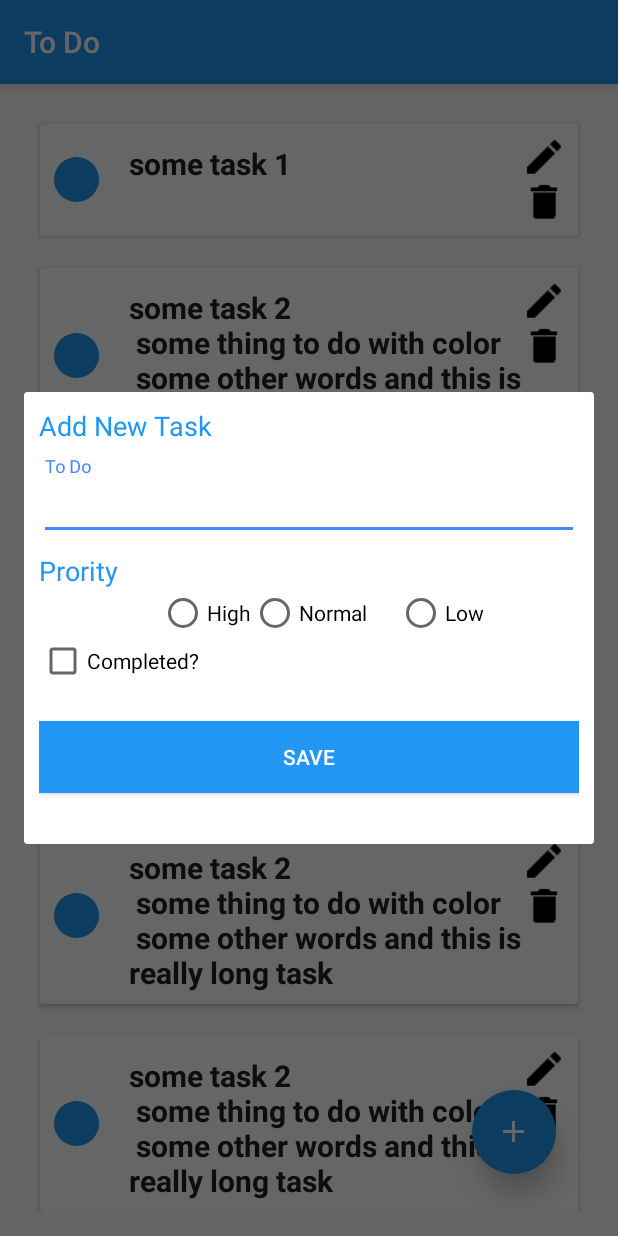
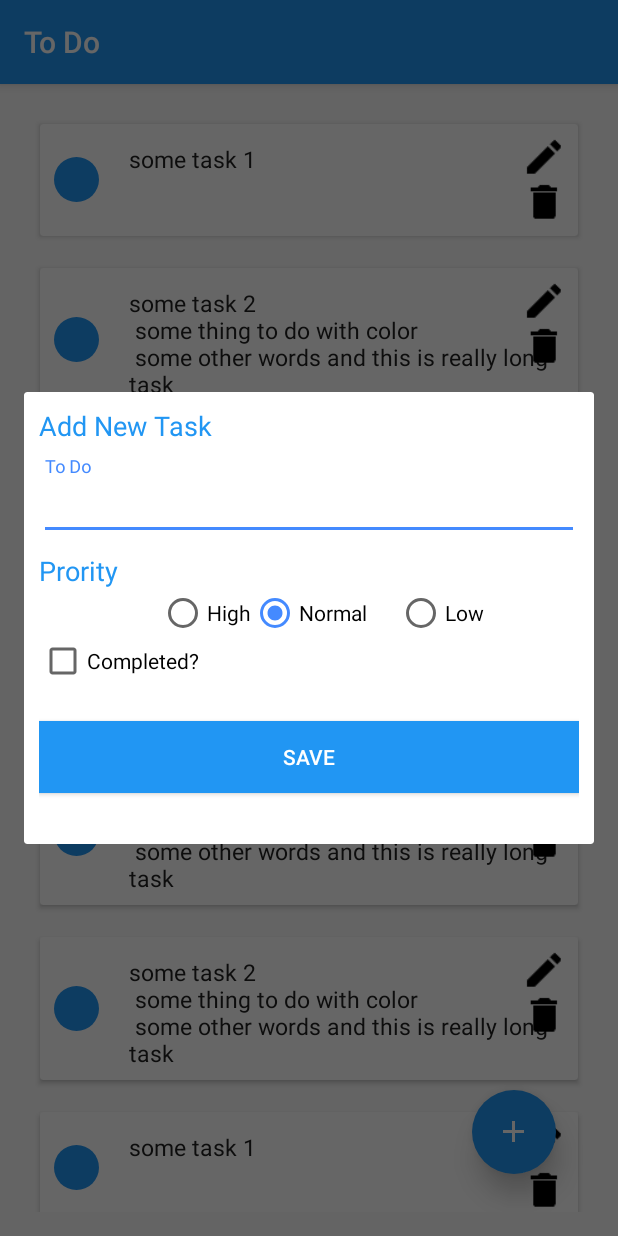
Before and after one commit to deepmehtait/To-Do-Android-Material, an Android app: the screen it shows after launch (MainActivity), after a tap on an icon or button, on a phone screen of 412 x 824 dp. Run offline under Robolectric (Android 15) with nearby library versions, the phone set to English and light mode, and no system bars.

Commit message:
New fonts, Custom Dialog data

```diff
--- a/ToDo/app/src/main/java/com/todo/deepmetha/todo/adapters/ToDoListAdapter.java
+++ b/ToDo/app/src/main/java/com/todo/deepmetha/todo/adapters/ToDoListAdapter.java
@@ -1,6 +1,7 @@
 package com.todo.deepmetha.todo.adapters;
 
 import android.content.Context;
+import android.graphics.Typeface;
 import android.support.v7.widget.RecyclerView;
 import android.util.Log;
 import android.view.LayoutInflater;
@@ -61,7 +62,7 @@ public class ToDoListAdapter extends RecyclerView.Adapter<ToDoListAdapter.ToDoLi
 
         public ToDoListViewHolder(View view, final Context context) {
             super(view);
-            todoDetails = (TextView) view.findViewById(R.id.toDoText);
+            todoDetails = (TextView) view.findViewById(R.id.toDoTextDetails);
             view.setOnClickListener(new View.OnClickListener() {
                 @Override
                 public void onClick(View view) {
--- a/ToDo/app/src/main/res/layout/custom_cardlayout.xml
+++ b/ToDo/app/src/main/res/layout/custom_cardlayout.xml
@@ -31,12 +31,12 @@
             <TextView
                 android:layout_width="wrap_content"
                 android:layout_height="wrap_content"
-                android:id="@+id/toDoText"
+                android:id="@+id/toDoTextDetails"
+                android:fontFamily="sans-serif"
                 android:textColor="@color/primary_text"
                 android:text="Movie Name \n new mobie \n new"
-                android:textStyle="bold"
                 android:layout_toRightOf="@+id/typeCircle"
-                android:textSize="20dp"
+                android:textSize="15dp"
                 android:layout_marginLeft="20dp"
                 android:layout_marginTop="5dp"
                 android:layout_alignParentTop="true"/>
--- a/ToDo/app/src/main/res/layout/custom_dailog.xml
+++ b/ToDo/app/src/main/res/layout/custom_dailog.xml
@@ -26,8 +26,7 @@
         <EditText android:id="@+id/input_task_desc"
             android:layout_width="match_parent"
             android:layout_height="wrap_content"
-            android:inputType="textEmailAddress"
-
+            android:inputType="text"
             android:hint="To Do" />
     </android.support.design.widget.TextInputLayout>
 
@@ -48,7 +47,7 @@
         android:gravity="center"
         android:layout_marginLeft="80dp"
         android:id="@+id/toDoRG"
-        android:checkedButton="@+id/radio_patient">
+        android:checkedButton="@+id/normal">
         <RadioButton android:id="@+id/high"
             android:layout_width="wrap_content"
             android:layout_height="wrap_content"
@@ -76,7 +75,7 @@
         android:gravity="center"/>
 
     <android.support.v7.widget.AppCompatButton
-        android:id="@+id/btn_signup"
+        android:id="@+id/btn_save"
         android:layout_below="@+id/checkbox"
         android:layout_width="fill_parent"
         android:layout_height="wrap_content"
```
Also changed, not shown: ToDo/app/src/main/java/com/todo/deepmetha/todo/activity/MainActivity.java (+27 -0 lines).
